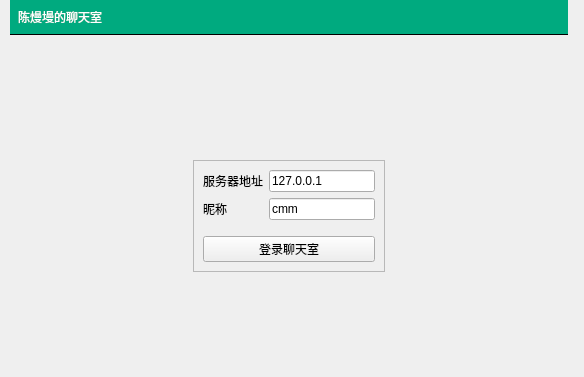
celesteche/Qt-Chat-App-Lab4, file ChatClient/mainwindow.ui: the form before one commit.
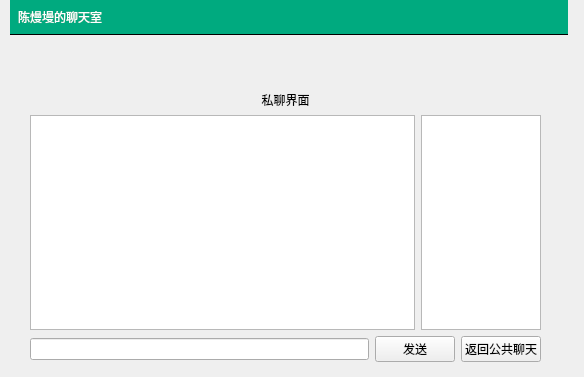
The form after the commit.

Commit message: 添加了私聊界面的ui设计。

The edit to the form file:
```diff
--- a/ChatClient/mainwindow.ui
+++ b/ChatClient/mainwindow.ui
@@ -60,7 +60,7 @@
      </rect>
     </property>
     <property name="currentIndex">
-     <number>0</number>
+     <number>2</number>
     </property>
     <widget class="QWidget" name="loginPage">
      <layout class="QGridLayout" name="gridLayout_2">
@@ -234,6 +234,72 @@
       </item>
      </layout>
     </widget>
+    <widget class="QWidget" name="page">
+     <widget class="QWidget" name="verticalLayoutWidget">
+      <property name="geometry">
+       <rect>
+        <x>20</x>
+        <y>30</y>
+        <width>511</width>
+        <height>271</height>
+       </rect>
+      </property>
+      <layout class="QVBoxLayout" name="verticalLayout">
+       <item>
+        <widget class="QLabel" name="privateChatLabel">
+         <property name="text">
+          <string>私聊界面</string>
+         </property>
+         <property name="alignment">
+          <set>Qt::AlignmentFlag::AlignCenter</set>
+         </property>
+        </widget>
+       </item>
+       <item>
+        <layout class="QHBoxLayout" name="horizontalLayout_3">
+         <item>
+          <widget class="QTextEdit" name="privateTextEdit">
+           <property name="readOnly">
+            <bool>true</bool>
+           </property>
+          </widget>
+         </item>
+         <item>
+          <widget class="QListWidget" name="privateUserListWidget">
+           <property name="maximumSize">
+            <size>
+             <width>120</width>
+             <height>16777215</height>
+            </size>
+           </property>
+          </widget>
+         </item>
+        </layout>
+       </item>
+       <item>
+        <layout class="QHBoxLayout" name="horizontalLayout_4">
+         <item>
+          <widget class="QLineEdit" name="privateSayLineEdit"/>
+         </item>
+         <item>
+          <widget class="QPushButton" name="privateSendButton">
+           <property name="text">
+            <string>发送</string>
+           </property>
+          </widget>
+         </item>
+         <item>
+          <widget class="QPushButton" name="backButton">
+           <property name="text">
+            <string>返回公共聊天</string>
+           </property>
+          </widget>
+         </item>
+        </layout>
+       </item>
+      </layout>
+     </widget>
+    </widget>
    </widget>
   </widget>
  </widget>
```
Left out of the diff: 10 changed lines with no effect on the pictures. The commit also changes 5 other files.
